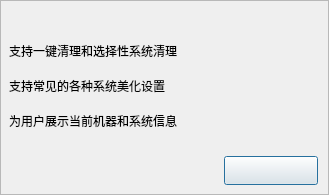
Old version of the form src/messagedialog.ui in the repository UbuntuKylin/youker-assistant.
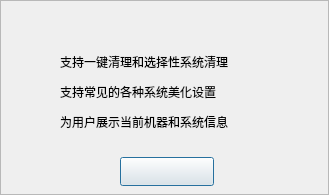
New version of the form. Icons and pictures are not drawn.

Patch:
```diff
--- a/src/messagedialog.ui
+++ b/src/messagedialog.ui
@@ -16,8 +16,8 @@
   <widget class="QPushButton" name="okButton">
    <property name="geometry">
     <rect>
-     <x>224</x>
-     <y>156</y>
+     <x>120</x>
+     <y>157</y>
      <width>94</width>
      <height>29</height>
     </rect>
@@ -58,17 +58,17 @@
   <widget class="QLabel" name="displaylabel3">
    <property name="geometry">
     <rect>
-     <x>9</x>
-     <y>105</y>
-     <width>311</width>
-     <height>31</height>
+     <x>30</x>
+     <y>50</y>
+     <width>24</width>
+     <height>24</height>
     </rect>
    </property>
    <property name="styleSheet">
     <string notr="true">border-image: url(:/pixmap/image/message.png);</string>
    </property>
    <property name="text">
-    <string>为用户展示当前机器和系统信息</string>
+    <string/>
    </property>
    <property name="pixmap">
     <pixmap resource="pixmap.qrc">:/pixmap/image/message.png</pixmap>
@@ -77,17 +77,17 @@
   <widget class="QLabel" name="displaylabel2">
    <property name="geometry">
     <rect>
-     <x>9</x>
-     <y>70</y>
-     <width>311</width>
-     <height>31</height>
+     <x>30</x>
+     <y>80</y>
+     <width>24</width>
+     <height>24</height>
     </rect>
    </property>
    <property name="styleSheet">
     <string notr="true">border-image: url(:/pixmap/image/message.png);</string>
    </property>
    <property name="text">
-    <string>支持常见的各种系统美化设置</string>
+    <string/>
    </property>
    <property name="pixmap">
     <pixmap resource="pixmap.qrc">:/pixmap/image/message.png</pixmap>
@@ -96,20 +96,56 @@
   <widget class="QLabel" name="displaylabel1">
    <property name="geometry">
     <rect>
-     <x>9</x>
-     <y>35</y>
-     <width>311</width>
-     <height>31</height>
+     <x>30</x>
+     <y>110</y>
+     <width>24</width>
+     <height>24</height>
     </rect>
    </property>
    <property name="styleSheet">
-    <string notr="true">border-image: url(:/pixmap/image/message.png);</string>
+    <string notr="true">border-image: url(:/pixmap/image/feature3.png);</string>
+   </property>
+   <property name="text">
+    <string/>
+   </property>
+  </widget>
+  <widget class="QLabel" name="label_4">
+   <property name="geometry">
+    <rect>
+     <x>60</x>
+     <y>54</y>
+     <width>221</width>
+     <height>16</height>
+    </rect>
    </property>
    <property name="text">
     <string>支持一键清理和选择性系统清理</string>
    </property>
-   <property name="pixmap">
-    <pixmap resource="pixmap.qrc">:/pixmap/image/message.png</pixmap>
+  </widget>
+  <widget class="QLabel" name="label_5">
+   <property name="geometry">
+    <rect>
+     <x>60</x>
+     <y>84</y>
+     <width>201</width>
+     <height>16</height>
+    </rect>
+   </property>
+   <property name="text">
+    <string>支持常见的各种系统美化设置</string>
+   </property>
+  </widget>
+  <widget class="QLabel" name="label_6">
+   <property name="geometry">
+    <rect>
+     <x>60</x>
+     <y>114</y>
+     <width>221</width>
+     <height>16</height>
+    </rect>
+   </property>
+   <property name="text">
+    <string>为用户展示当前机器和系统信息</string>
    </property>
   </widget>
   <widget class="QFrame" name="frame">
```
Left out of the diff: 31 changed lines with no effect on the pictures.
